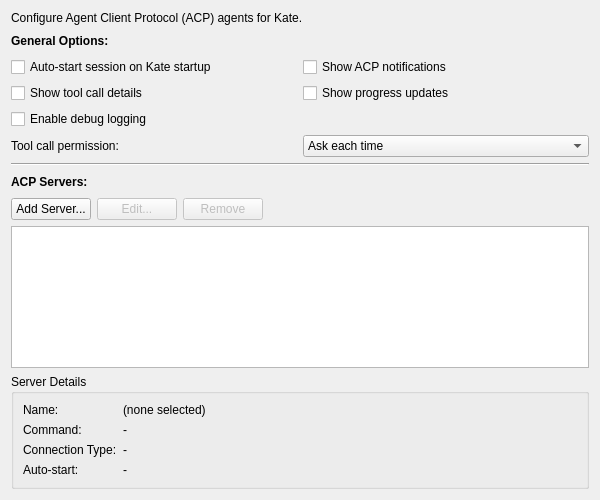
Old version of the form addons/acpclient/acpconfigwidget.ui in the repository KDE/kate.
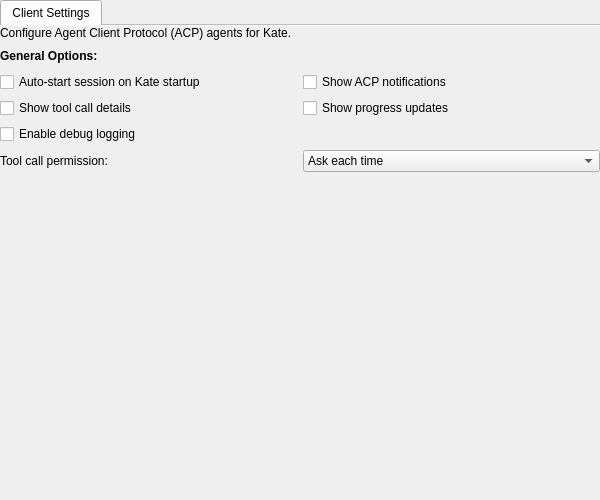
New version of the form. Icons and pictures are not drawn.

Commit message: more lsp like settings

```diff
--- a/addons/acpclient/acpconfigwidget.ui
+++ b/addons/acpclient/acpconfigwidget.ui
@@ -19,6 +19,40 @@
             <string>ACP Client Configuration</string>
         </property>
         <layout class="QVBoxLayout" name="verticalLayout">
+            <property name="leftMargin">
+                <number>0</number>
+            </property>
+            <property name="topMargin">
+                <number>0</number>
+            </property>
+            <property name="rightMargin">
+                <number>0</number>
+            </property>
+            <property name="bottomMargin">
+                <number>0</number>
+            </property>
+            <item>
+                <widget class="QTabWidget" name="tabWidget">
+                    <property name="documentMode">
+                        <bool>true</bool>
+                    </property>
+                    <widget class="QWidget" name="clientSettingsTab">
+                        <attribute name="title">
+                            <string>Client Settings</string>
+                        </attribute>
+                        <layout class="QVBoxLayout" name="clientSettingsLayout">
+                            <property name="leftMargin">
+                                <number>0</number>
+                            </property>
+                            <property name="topMargin">
+                                <number>0</number>
+                            </property>
+                            <property name="rightMargin">
+                                <number>0</number>
+                            </property>
+                            <property name="bottomMargin">
+                                <number>0</number>
+                            </property>
             <item>
                 <widget class="QLabel" name="descriptionLabel">
                     <property name="text">
@@ -128,171 +162,6 @@
                     </item>
                 </layout>
             </item>
-            <item>
-                <widget class="Line" name="line">
-                    <property name="orientation">
-                        <enum>Qt::Horizontal</enum>
-                    </property>
-                </widget>
-            </item>
-            <item>
-                <layout class="QHBoxLayout" name="horizontalLayout">
-                    <item>
-                        <widget class="QLabel" name="label_2">
-                            <property name="text">
-                                <string>ACP Servers:</string>
-                            </property>
-                            <property name="font">
-                                <font>
-                                    <weight>75</weight>
-                                    <bold>true</bold>
-                                </font>
-                            </property>
-                        </widget>
-                    </item>
-                    <item>
-                        <spacer name="horizontalSpacer_2">
-                            <property name="orientation">
-                                <enum>Qt::Horizontal</enum>
-                            </property>
-                            <property name="sizeHint" stdset="0">
-                                <size>
-                                    <width>40</width>
-                                    <height>20</height>
-                                </size>
-                            </property>
-                        </spacer>
-                    </item>
-                </layout>
-            </item>
-            <item>
-                <layout class="QHBoxLayout" name="serverButtonsLayout">
-                    <item>
-                        <widget class="QPushButton" name="addServerButton">
-                            <property name="text">
-                                <string>Add Server...</string>
-                            </property>
-                            <property name="icon">
-                                <iconset theme="list-add"/>
-                            </property>
-                        </widget>
-                    </item>
-                    <item>
-                        <widget class="QPushButton" name="editServerButton">
-                            <property name="text">
-                                <string>Edit...</string>
-                            </property>
-                            <property name="icon">
-                                <iconset theme="document-edit"/>
-                            </property>
-                            <property name="enabled">
-                                <bool>false</bool>
-                            </property>
-                        </widget>
-                    </item>
-                    <item>
-                        <widget class="QPushButton" name="removeServerButton">
-                            <property name="text">
-                                <string>Remove</string>
-                            </property>
-                            <property name="icon">
-                                <iconset theme="list-remove"/>
-                            </property>
-                            <property name="enabled">
-                                <bool>false</bool>
-                            </property>
-                        </widget>
-                    </item>
-                    <item>
-                        <spacer name="horizontalSpacer_3">
-                            <property name="orientation">
-                                <enum>Qt::Horizontal</enum>
-                            </property>
-                            <property name="sizeHint" stdset="0">
-                                <size>
-                                    <width>40</width>
-                                    <height>20</height>
-                                </size>
-                            </property>
-                        </spacer>
-                    </item>
-                </layout>
-            </item>
-            <item>
-                <widget class="QListWidget" name="serverListWidget">
-                    <property name="editTriggers">
-                        <set>QAbstractItemView::NoEditTriggers</set>
-                    </property>
-                    <property name="selectionMode">
-                        <enum>QAbstractItemView::SingleSelection</enum>
-                    </property>
-                </widget>
-            </item>
-            <item>
-                <widget class="QGroupBox" name="serverDetailsGroupBox">
-                    <property name="title">
-                        <string>Server Details</string>
-                    </property>
-                    <layout class="QFormLayout" name="formLayout">
-                        <item row="0" column="0">
-                            <widget class="QLabel" name="label_3">
-                                <property name="text">
-                                    <string>Name:</string>
-                                </property>
-                            </widget>
-                        </item>
-                        <item row="0" column="1">
-                            <widget class="QLabel" name="serverNameLabel">
-                                <property name="text">
-                                    <string>(none selected)</string>
-                                </property>
-                            </widget>
-                        </item>
-                        <item row="1" column="0">
-                            <widget class="QLabel" name="label_5">
-                                <property name="text">
-                                    <string>Command:</string>
-                                </property>
-                            </widget>
-                        </item>
-                        <item row="1" column="1">
-                            <widget class="QLabel" name="serverCommandLabel">
-                                <property name="text">
-                                    <string>-</string>
-                                </property>
-                            </widget>
-                        </item>
-                        <item row="2" column="0">
-                            <widget class="QLabel" name="label_7">
-                                <property name="text">
-                                    <string>Connection Type:</string>
-                                </property>
-                            </widget>
-                        </item>
-                        <item row="2" column="1">
-                            <widget class="QLabel" name="serverTypeLabel">
-                                <property name="text">
-                                    <string>-</string>
-                                </property>
-                            </widget>
-                        </item>
-                        <item row="3" column="0">
-                            <widget class="QLabel" name="label_9">
-                                <property name="text">
-                                    <string>Auto-start:</string>
-                                </property>
-                            </widget>
-                        </item>
-                        <item row="3" column="1">
-                            <widget class="QLabel" name="serverAutoStartLabel">
-                                <property name="text">
-                                    <string>-</string>
-                                </property>
-                            </widget>
-                        </item>
-                    </layout>
-                </widget>
-            </item>
             <item>
                 <spacer name="verticalSpacer">
                     <property name="orientation">
@@ -305,6 +174,10 @@
                         </size>
                     </property>
                 </spacer>
+                            </item>
+                        </layout>
+                    </widget>
+                </widget>
             </item>
         </layout>
     </widget>
```
Lines whose indentation alone changed are shown as unchanged. The commit also changes 3 other files.
